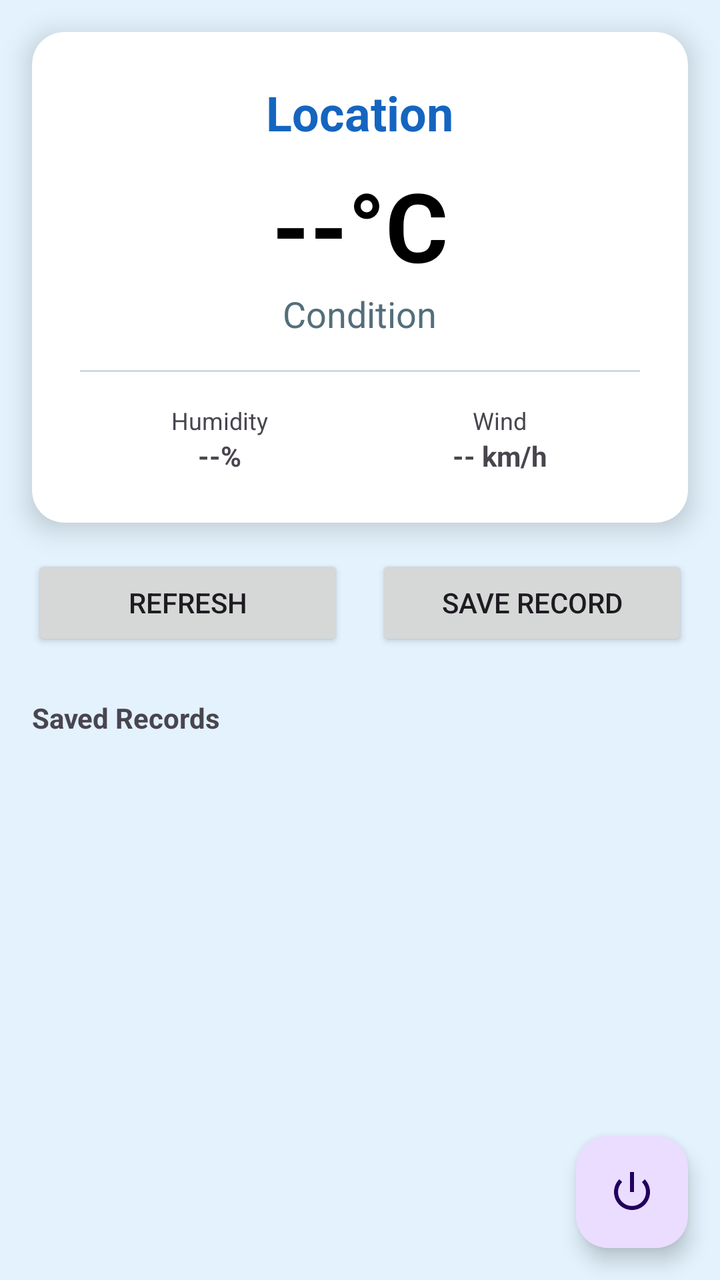
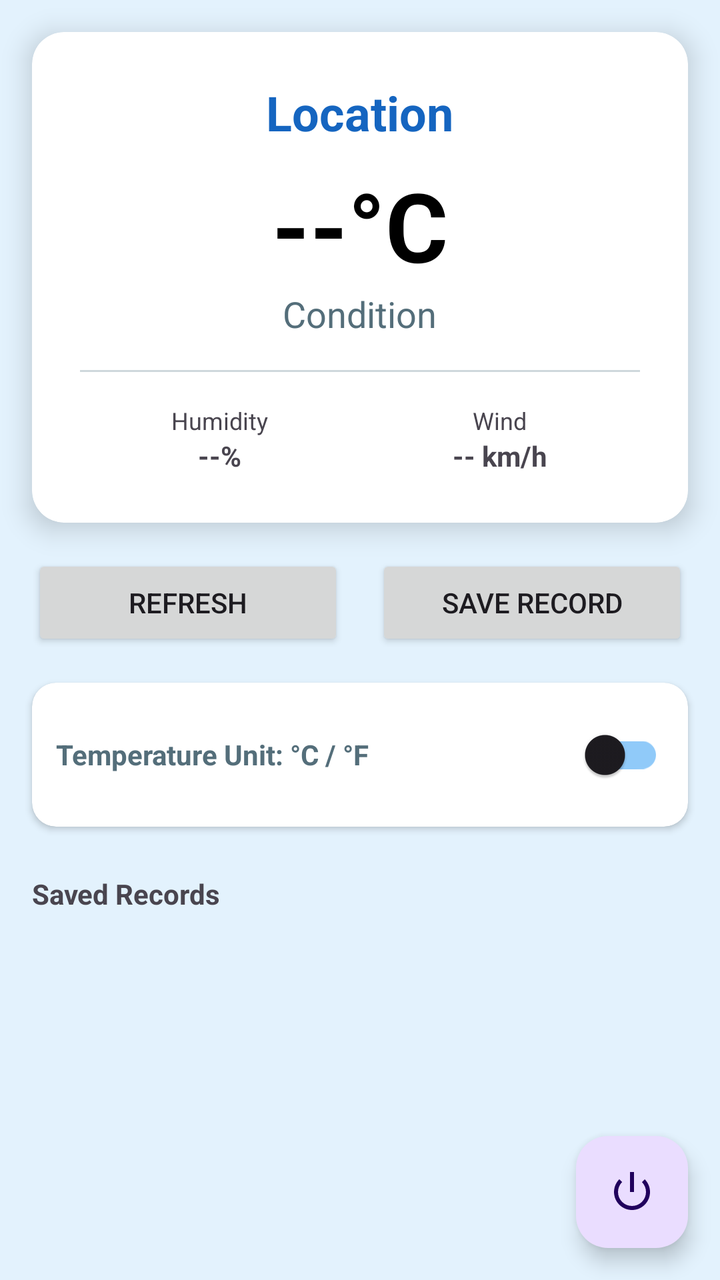

An Android layout rendered at two revisions. The XML below is the earlier revision; the diff shows what the commit changed to produce the second picture.
<!-- AndroidManifest.xml: application theme Theme.WeatherApplicaton -->
<!-- res/layout/activity_main.xml -->
<?xml version="1.0" encoding="utf-8"?>
<androidx.constraintlayout.widget.ConstraintLayout xmlns:android="http://schemas.android.com/apk/res/android"
    xmlns:app="http://schemas.android.com/apk/res-auto"
    xmlns:tools="http://schemas.android.com/tools"
    android:id="@+id/main"
    android:layout_width="match_parent"
    android:layout_height="match_parent"
    android:background="#E3F2FD"
    tools:context=".MainActivity">

    <androidx.cardview.widget.CardView
        android:id="@+id/cvCurrentWeather"
        android:layout_width="0dp"
        android:layout_height="wrap_content"
        android:layout_margin="16dp"
        app:cardCornerRadius="16dp"
        app:cardElevation="8dp"
        app:layout_constraintEnd_toEndOf="parent"
        app:layout_constraintStart_toStartOf="parent"
        app:layout_constraintTop_toTopOf="parent">

        <LinearLayout
            android:layout_width="match_parent"
            android:layout_height="wrap_content"
            android:gravity="center"
            android:orientation="vertical"
            android:padding="24dp">

            <TextView
                android:id="@+id/tvLocationName"
                android:layout_width="wrap_content"
                android:layout_height="wrap_content"
                android:text="Location"
                android:textColor="#1565C0"
                android:textSize="24sp"
                android:textStyle="bold" />

            <TextView
                android:id="@+id/tvTemperature"
                android:layout_width="wrap_content"
                android:layout_height="wrap_content"
                android:layout_marginTop="8dp"
                android:text="--°C"
                android:textColor="#000000"
                android:textSize="48sp"
                android:textStyle="bold" />

            <TextView
                android:id="@+id/tvCondition"
                android:layout_width="wrap_content"
                android:layout_height="wrap_content"
                android:text="Condition"
                android:textColor="#546E7A"
                android:textSize="18sp" />

            <View
                android:layout_width="match_parent"
                android:layout_height="1dp"
                android:layout_marginVertical="16dp"
                android:background="#CFD8DC" />

            <LinearLayout
                android:layout_width="match_parent"
                android:layout_height="wrap_content"
                android:orientation="horizontal">

                <LinearLayout
                    android:layout_width="0dp"
                    android:layout_height="wrap_content"
                    android:layout_weight="1"
                    android:gravity="center"
                    android:orientation="vertical">

                    <TextView
                        android:layout_width="wrap_content"
                        android:layout_height="wrap_content"
                        android:text="Humidity"
                        android:textSize="12sp" />

                    <TextView
                        android:id="@+id/tvHumidity"
                        android:layout_width="wrap_content"
                        android:layout_height="wrap_content"
                        android:text="--%"
                        android:textStyle="bold" />
                </LinearLayout>

                <LinearLayout
                    android:layout_width="0dp"
                    android:layout_height="wrap_content"
                    android:layout_weight="1"
                    android:gravity="center"
                    android:orientation="vertical">

                    <TextView
                        android:layout_width="wrap_content"
                        android:layout_height="wrap_content"
                        android:text="Wind"
                        android:textSize="12sp" />

                    <TextView
                        android:id="@+id/tvWindSpeed"
                        android:layout_width="wrap_content"
                        android:layout_height="wrap_content"
                        android:text="-- km/h"
                        android:textStyle="bold" />
                </LinearLayout>
            </LinearLayout>
        </LinearLayout>
    </androidx.cardview.widget.CardView>

    <androidx.appcompat.widget.SwitchCompat
        android:id="@+id/swUnit"
        android:layout_width="wrap_content"
        android:layout_height="wrap_content"
        android:layout_margin="16dp"
        android:text="Celsius / Fahrenheit"
        android:textColor="#546E7A"
        android:textSize="12sp"
        app:layout_constraintEnd_toEndOf="parent"
        app:layout_constraintTop_toBottomOf="@id/cvCurrentWeather" />

    <LinearLayout
        android:id="@+id/llActions"
        android:layout_width="0dp"
        android:layout_height="wrap_content"
        android:layout_marginHorizontal="16dp"
        android:layout_marginTop="16dp"
        android:orientation="horizontal"
        app:layout_constraintEnd_toEndOf="parent"
        app:layout_constraintStart_toStartOf="parent"
        app:layout_constraintTop_toBottomOf="@id/cvCurrentWeather">

        <Button
            android:id="@+id/btnRefresh"
            android:layout_width="0dp"
            android:layout_height="wrap_content"
            android:layout_marginEnd="8dp"
            android:layout_weight="1"
            android:text="Refresh" />

        <Button
            android:id="@+id/btnSave"
            android:layout_width="0dp"
            android:layout_height="wrap_content"
            android:layout_marginStart="8dp"
            android:layout_weight="1"
            android:text="Save Record" />
    </LinearLayout>

    <TextView
        android:id="@+id/tvHistoryHeader"
        android:layout_width="wrap_content"
        android:layout_height="wrap_content"
        android:layout_marginStart="16dp"
        android:layout_marginTop="24dp"
        android:text="Saved Records"
        android:textStyle="bold"
        app:layout_constraintStart_toStartOf="parent"
        app:layout_constraintTop_toBottomOf="@id/llActions" />

    <androidx.recyclerview.widget.RecyclerView
        android:id="@+id/rvHistory"
        android:layout_width="0dp"
        android:layout_height="0dp"
        android:layout_marginTop="8dp"
        android:clipToPadding="false"
        android:padding="8dp"
        app:layout_constraintBottom_toBottomOf="parent"
        app:layout_constraintEnd_toEndOf="parent"
        app:layout_constraintStart_toStartOf="parent"
        app:layout_constraintTop_toBottomOf="@id/tvHistoryHeader" />

    <ProgressBar
        android:id="@+id/mainProgressBar"
        android:layout_width="wrap_content"
        android:layout_height="wrap_content"
        android:visibility="gone"
        app:layout_constraintBottom_toBottomOf="parent"
        app:layout_constraintEnd_toEndOf="parent"
        app:layout_constraintStart_toStartOf="parent"
        app:layout_constraintTop_toTopOf="parent" />

    <com.google.android.material.floatingactionbutton.FloatingActionButton
        android:id="@+id/fabLogout"
        android:layout_width="wrap_content"
        android:layout_height="wrap_content"
        android:layout_margin="16dp"
        android:src="@android:drawable/ic_lock_power_off"
        app:layout_constraintBottom_toBottomOf="parent"
        app:layout_constraintEnd_toEndOf="parent" />

</androidx.constraintlayout.widget.ConstraintLayout>
<!-- resources referenced by this layout -->
<resources>
  <style name="Theme.WeatherApplicaton" parent="Base.Theme.WeatherApplicaton" />
  <style name="Base.Theme.WeatherApplicaton" parent="Theme.Material3.DayNight.NoActionBar">
          
          
      </style>
</resources>

<!-- the commit's change to res/layout/activity_main.xml (unified diff, before → after) -->
@@ -109,17 +109,6 @@
         </LinearLayout>
     </androidx.cardview.widget.CardView>
 
-    <androidx.appcompat.widget.SwitchCompat
-        android:id="@+id/swUnit"
-        android:layout_width="wrap_content"
-        android:layout_height="wrap_content"
-        android:layout_margin="16dp"
-        android:text="Celsius / Fahrenheit"
-        android:textColor="#546E7A"
-        android:textSize="12sp"
-        app:layout_constraintEnd_toEndOf="parent"
-        app:layout_constraintTop_toBottomOf="@id/cvCurrentWeather" />
-
     <LinearLayout
         android:id="@+id/llActions"
         android:layout_width="0dp"
@@ -148,6 +137,42 @@
             android:text="Save Record" />
     </LinearLayout>
 
+    <androidx.cardview.widget.CardView
+        android:id="@+id/cvSettings"
+        android:layout_width="0dp"
+        android:layout_height="wrap_content"
+        android:layout_margin="16dp"
+        app:cardCornerRadius="12dp"
+        app:cardElevation="2dp"
+        app:layout_constraintEnd_toEndOf="parent"
+        app:layout_constraintStart_toStartOf="parent"
+        app:layout_constraintTop_toBottomOf="@id/llActions">
+
+        <LinearLayout
+            android:layout_width="match_parent"
+            android:layout_height="wrap_content"
+            android:gravity="center_vertical"
+            android:orientation="horizontal"
+            android:padding="12dp">
+
+            <TextView
+                android:layout_width="0dp"
+                android:layout_height="wrap_content"
+                android:layout_weight="1"
+                android:text="Temperature Unit: °C / °F"
+                android:textColor="#546E7A"
+                android:textSize="14sp"
+                android:textStyle="bold" />
+
+            <androidx.appcompat.widget.SwitchCompat
+                android:id="@+id/swUnit"
+                android:layout_width="wrap_content"
+                android:layout_height="wrap_content"
+                android:thumbTint="#1565C0"
+                app:trackTint="#90CAF9" />
+        </LinearLayout>
+    </androidx.cardview.widget.CardView>
+
     <TextView
         android:id="@+id/tvHistoryHeader"
         android:layout_width="wrap_content"
@@ -157,7 +182,7 @@
         android:text="Saved Records"
         android:textStyle="bold"
         app:layout_constraintStart_toStartOf="parent"
-        app:layout_constraintTop_toBottomOf="@id/llActions" />
+        app:layout_constraintTop_toBottomOf="@id/cvSettings" />
 
     <androidx.recyclerview.widget.RecyclerView
         android:id="@+id/rvHistory"
